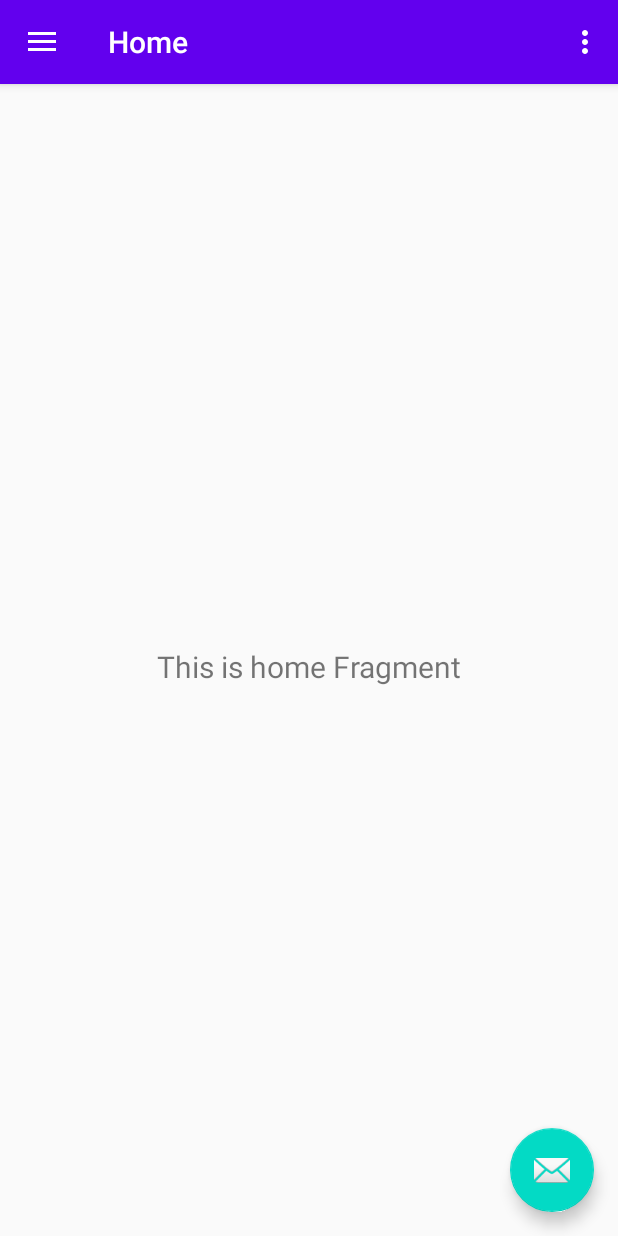
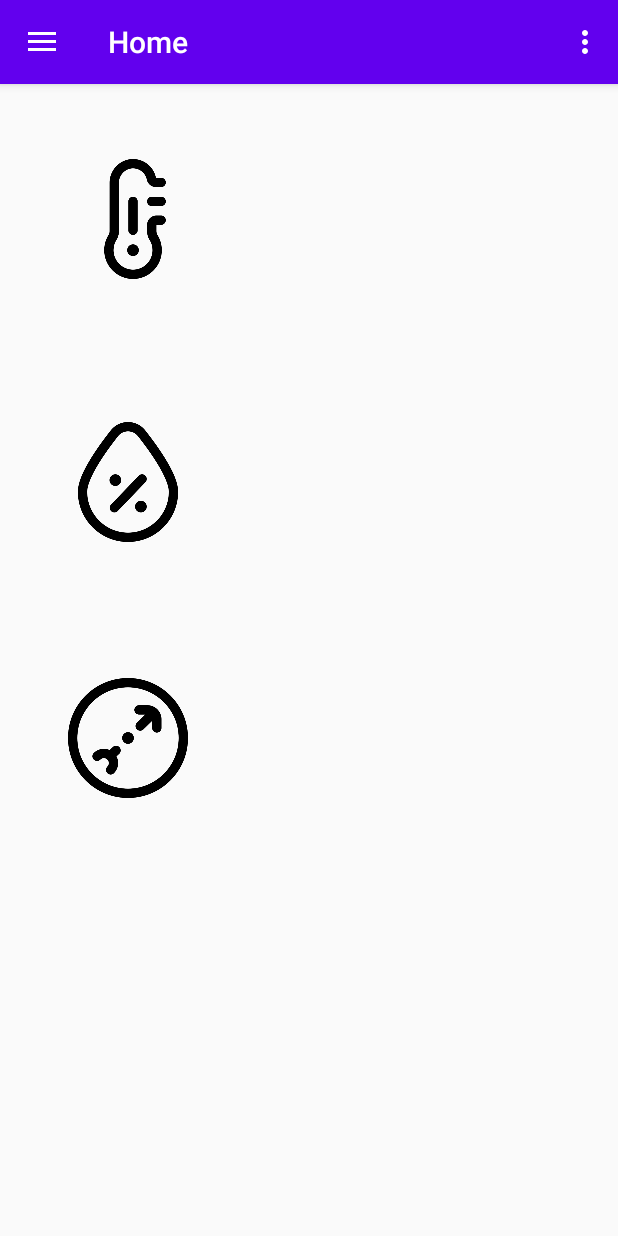
Before and after one commit to BuRcHick/MeteoStation, an Android app: the screen it shows after launch (MainActivity), on a phone screen of 412 x 824 dp. Run offline under Robolectric (Android 15) with nearby library versions, the phone set to English and light mode, and no system bars; our stand-ins replace navigation-ui; libraries missing offline, so code that uses them is left out: com.beust.klaxon, org.eclipse.paho.

Commit message:
moblie_app: Run demo version

```diff
--- a/mobile_app/app/src/main/java/meteostation/app/ui/home/HomeFragment.kt
+++ b/mobile_app/app/src/main/java/meteostation/app/ui/home/HomeFragment.kt
@@ -22,10 +22,10 @@ class HomeFragment : Fragment() {
         homeViewModel =
                 ViewModelProviders.of(this).get(HomeViewModel::class.java)
         val root = inflater.inflate(R.layout.fragment_home, container, false)
-        val textView: TextView = root.findViewById(R.id.text_home)
-        homeViewModel.text.observe(viewLifecycleOwner, Observer {
-            textView.text = it
-        })
+//        val textView: TextView = root.findViewById(R.id.text_home)
+//        homeViewModel.text.observe(viewLifecycleOwner, Observer {
+//            textView.text = it
+//        })
         return root
     }
 }
--- a/mobile_app/app/src/main/res/layout/app_bar_main.xml
+++ b/mobile_app/app/src/main/res/layout/app_bar_main.xml
@@ -22,12 +22,4 @@
 
     <include layout="@layout/content_main" />
 
-    <com.google.android.material.floatingactionbutton.FloatingActionButton
-        android:id="@+id/fab"
-        android:layout_width="wrap_content"
-        android:layout_height="wrap_content"
-        android:layout_gravity="bottom|end"
-        android:layout_margin="@dimen/fab_margin"
-        app:srcCompat="@android:drawable/ic_dialog_email" />
-
 </androidx.coordinatorlayout.widget.CoordinatorLayout>
--- a/mobile_app/app/src/main/res/layout/fragment_home.xml
+++ b/mobile_app/app/src/main/res/layout/fragment_home.xml
@@ -4,19 +4,84 @@
     xmlns:tools="http://schemas.android.com/tools"
     android:layout_width="match_parent"
     android:layout_height="match_parent"
-    tools:context=".ui.home.HomeFragment">
+    tools:context=".MainActivity"
+    android:id="@+id/homeLayout">
 
-    <TextView
-        android:id="@+id/text_home"
+    <LinearLayout
+        android:id="@+id/sensorsListLayout"
         android:layout_width="match_parent"
-        android:layout_height="wrap_content"
-        android:layout_marginStart="8dp"
-        android:layout_marginTop="8dp"
-        android:layout_marginEnd="8dp"
-        android:textAlignment="center"
-        android:textSize="20sp"
+        android:layout_height="match_parent"
+        android:orientation="vertical"
         app:layout_constraintBottom_toBottomOf="parent"
-        app:layout_constraintEnd_toEndOf="parent"
-        app:layout_constraintStart_toStartOf="parent"
-        app:layout_constraintTop_toTopOf="parent" />
+        app:layout_constraintTop_toTopOf="parent">
+
+        <LinearLayout
+            android:layout_width="match_parent"
+            android:layout_height="wrap_content"
+            android:orientation="horizontal"
+            android:layout_margin="40dp">
+
+            <ImageView
+                android:layout_width="80dp"
+                android:layout_height="80dp"
+                android:layout_margin="10dp"
+                android:gravity="center"
+                android:src="@drawable/temperature"></ImageView>
+
+            <TextView
+                android:id="@+id/temperature"
+                android:layout_width="wrap_content"
+                android:layout_height="wrap_content"
+                android:layout_margin="5dp"
+                android:gravity="center"
+                android:text=""
+                android:textSize="52dp"></TextView>
+        </LinearLayout>
+
+        <LinearLayout
+            android:layout_width="match_parent"
+            android:layout_height="wrap_content"
+            android:orientation="horizontal"
+            android:layout_margin="40dp">
+
+            <ImageView
+                android:layout_width="80dp"
+                android:layout_height="80dp"
+                android:layout_margin="5dp"
+                android:gravity="center"
+                android:src="@drawable/humidity"></ImageView>
+
+            <TextView
+                android:id="@+id/humidity"
+                android:layout_width="wrap_content"
+                android:layout_height="wrap_content"
+                android:layout_margin="10dp"
+                android:gravity="center"
+                android:text=""
+                android:textSize="52dp"></TextView>
+        </LinearLayout>
+
+        <LinearLayout
+            android:layout_width="match_parent"
+            android:layout_height="wrap_content"
+            android:layout_margin="40dp"
+            android:orientation="horizontal">
+
+            <ImageView
+                android:layout_width="80dp"
+                android:layout_height="80dp"
+                android:layout_margin="5dp"
+                android:gravity="center"
+                android:src="@drawable/barometer"></ImageView>
+
+            <TextView
+                android:id="@+id/pressure"
+                android:layout_width="wrap_content"
+                android:layout_height="wrap_content"
+                android:layout_margin="10dp"
+                android:gravity="center"
+                android:text=""
+                android:textSize="52dp"></TextView>
+        </LinearLayout>
+    </LinearLayout>
 </androidx.constraintlayout.widget.ConstraintLayout>
--- a/mobile_app/app/src/main/res/menu/activity_main_drawer.xml
+++ b/mobile_app/app/src/main/res/menu/activity_main_drawer.xml
@@ -11,7 +11,7 @@
         <item
             android:id="@+id/nav_gallery"
             android:icon="@drawable/ic_menu_gallery"
-            android:title="@string/menu_gallery" />
+            android:title="@string/menu_thresholds" />
         <item
             android:id="@+id/nav_slideshow"
             android:icon="@drawable/ic_menu_slideshow"
--- a/mobile_app/app/src/main/res/navigation/mobile_navigation.xml
+++ b/mobile_app/app/src/main/res/navigation/mobile_navigation.xml
@@ -9,35 +9,15 @@
         android:id="@+id/nav_home"
         android:name="meteostation.app.ui.home.HomeFragment"
         android:label="@string/menu_home"
-        tools:layout="@layout/fragment_home">
-
-        <action
-            android:id="@+id/action_HomeFragment_to_HomeSecondFragment"
-            app:destination="@id/nav_home_second" />
-    </fragment>
-    <fragment
-        android:id="@+id/nav_home_second"
-        android:name="meteostation.app.ui.home.HomeSecondFragment"
-        android:label="@string/home_second"
-        tools:layout="@layout/fragment_home_second">
-        <action
-            android:id="@+id/action_HomeSecondFragment_to_HomeFragment"
-            app:destination="@id/nav_home" />
-
-        <argument
-            android:name="myArg"
-            app:argType="string" />
-    </fragment>
-
+        tools:layout="@layout/fragment_home"/>
     <fragment
         android:id="@+id/nav_gallery"
         android:name="meteostation.app.ui.gallery.GalleryFragment"
-        android:label="@string/menu_gallery"
-        tools:layout="@layout/fragment_gallery" />
-
+        android:label="@string/menu_thresholds"
+        tools:layout="@layout/fragment_gallery"/>
     <fragment
         android:id="@+id/nav_slideshow"
         android:name="meteostation.app.ui.slideshow.SlideshowFragment"
         android:label="@string/menu_slideshow"
-        tools:layout="@layout/fragment_slideshow" />
+        tools:layout="@layout/fragment_slideshow"/>
 </navigation>
--- a/mobile_app/app/src/main/res/values/strings.xml
+++ b/mobile_app/app/src/main/res/values/strings.xml
@@ -2,14 +2,13 @@
     <string name="app_name">Meteo Station</string>
     <string name="navigation_drawer_open">Open navigation drawer</string>
     <string name="navigation_drawer_close">Close navigation drawer</string>
-    <string name="nav_header_title">Android Studio</string>
-    <string name="nav_header_subtitle">android.studio@android.com</string>
+    <string name="nav_header_title">Meteostation</string>
+    <string name="nav_header_subtitle">serhiibura@gmail.com</string>
     <string name="nav_header_desc">Navigation header</string>
     <string name="action_settings">Settings</string>
 
     <string name="menu_home">Home</string>
-    <string name="menu_gallery">Gallery</string>
+    <string name="menu_thresholds">Thresholds</string>
     <string name="menu_slideshow">Slideshow</string>
 
-    <string name="home_second">Home Second</string>
 </resources>
```
Also changed, not shown: mobile_app/app/src/main/java/meteostation/app/MainActivity.kt (+64 -8 lines), mobile_app/app/src/main/res/drawable/barometer.png (added), mobile_app/app/src/main/res/drawable/humidity.png (added), mobile_app/app/src/main/res/drawable/temperature.png (added).
